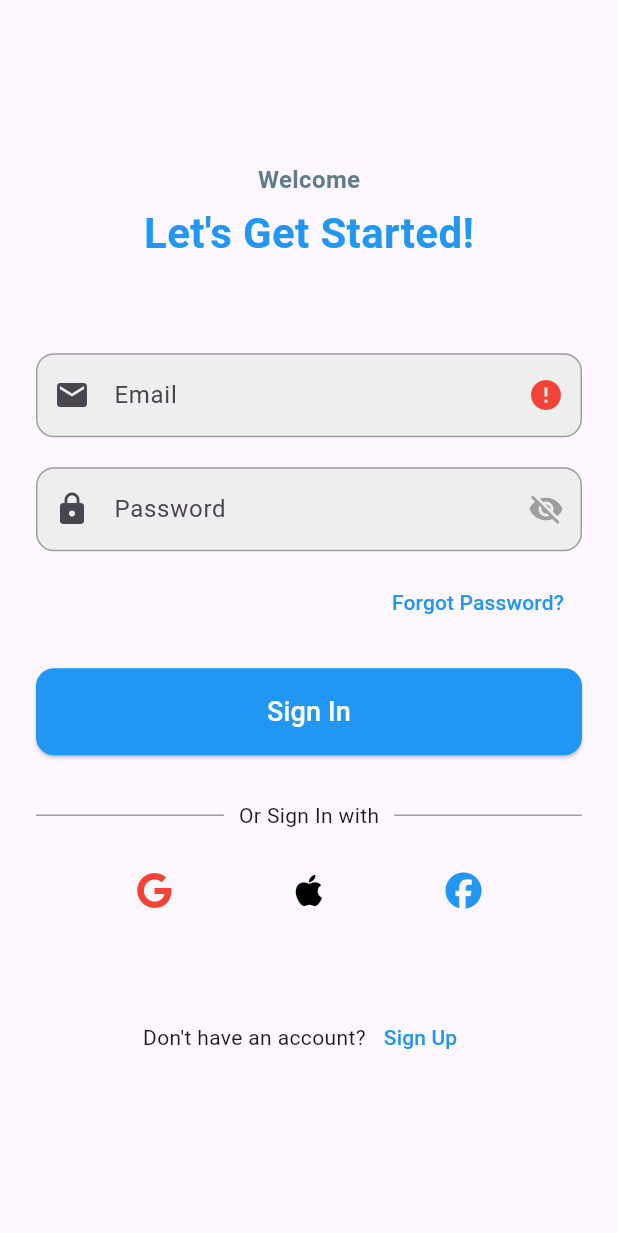
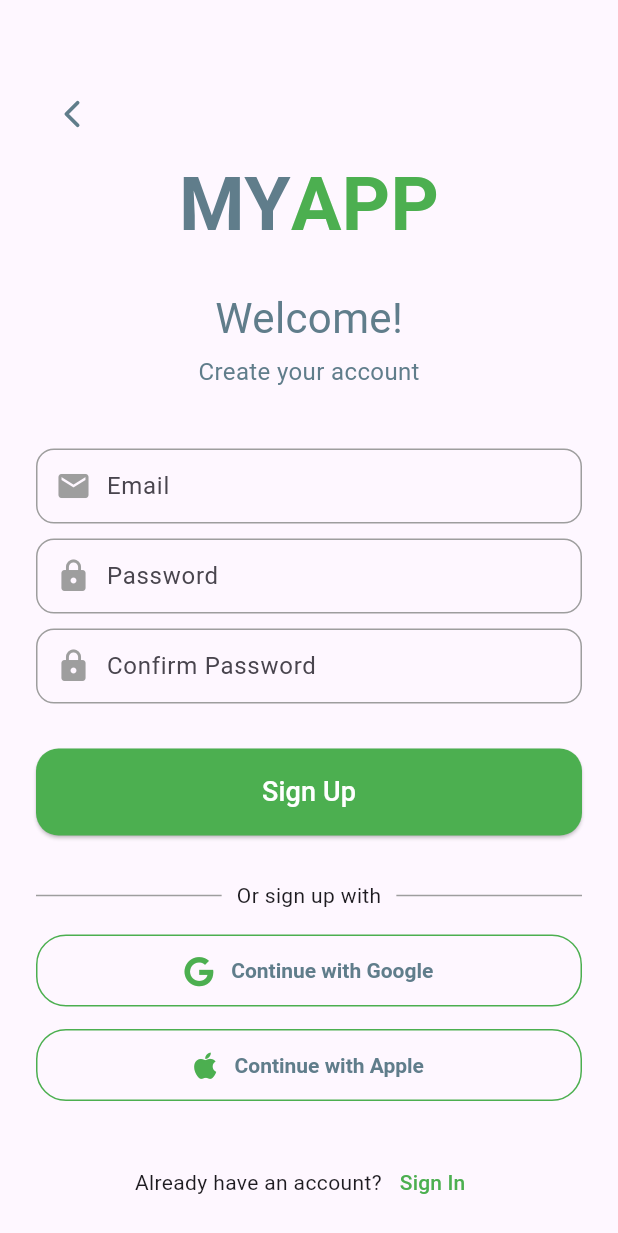
Before and after one commit to andrapratama/mydesign, a Flutter app: the screen it shows after launch, after a tap on "Sign Up", on a phone screen of 412 x 824 dp. Shown: the top 1233 px of the screen. Run offline on Flutter 3.47's test engine with Material 3 defaults, Android fonts, the phone set to English and light mode, and no system bars; our stand-ins replace flutter_bloc, font_awesome_flutter, lucide_icons.

Commit message:
my_app - signin, signup

```diff
--- a/lib/main.dart
+++ b/lib/main.dart
@@ -1,5 +1,10 @@
+// ignore_for_file: unused_import
+
 import 'package:flutter/material.dart';
+import 'package:flutter_bloc/flutter_bloc.dart';
 import 'package:mydesign/login/login_screen.dart';
+import 'package:mydesign/my_app/cubit/focus_cubit.dart';
+import 'package:mydesign/my_app/signin_screen.dart';
 
 void main() {
   runApp(const MyApp());
@@ -11,7 +16,9 @@ class MyApp extends StatelessWidget {
   // This widget is the root of your application.
   @override
   Widget build(BuildContext context) {
-    return MaterialApp(
+    return MultiBlocProvider(
+      providers: [BlocProvider(create: (_) => FocusCubit())],
+      child: MaterialApp(
         debugShowCheckedModeBanner: false,
         title: 'Flutter Demo',
         theme: ThemeData(
@@ -33,7 +40,9 @@ class MyApp extends StatelessWidget {
           colorScheme: ColorScheme.fromSeed(seedColor: Colors.deepPurple),
         ),
         // home: const MyHomePage(title: 'Flutter Demo Home Page'),
-      home: const LoginScreen(),
+        // home: const LoginScreen(),
+        home: const SigninScreen(),
+      ),
     );
   }
 }
--- /dev/null
+++ b/lib/my_app/cubit/focus_cubit.dart
@@ -0,0 +1,9 @@
+// focus_cubit.dart
+import 'package:flutter_bloc/flutter_bloc.dart';
+
+class FocusCubit extends Cubit<String?> {
+  FocusCubit() : super(null);
+
+  void focusOn(String field) => emit(field);
+  void clearFocus() => emit(null);
+}
--- /dev/null
+++ b/lib/my_app/signin_screen.dart
@@ -0,0 +1,312 @@
+import 'package:flutter/material.dart';
+import 'package:flutter_bloc/flutter_bloc.dart';
+import 'package:font_awesome_flutter/font_awesome_flutter.dart';
+import 'package:mydesign/my_app/cubit/focus_cubit.dart';
+import 'package:mydesign/my_app/signup_screen.dart';
+
+class SigninScreen extends StatefulWidget {
+  const SigninScreen({super.key});
+
+  @override
+  State<SigninScreen> createState() => _SigninScreenState();
+}
+
+class _SigninScreenState extends State<SigninScreen> {
+  bool isEmailValid = false;
+  bool obscurePassword = true;
+
+  void validateEmail(String email) {
+    setState(() {
+      isEmailValid = email.contains('@') && email.contains('.');
+    });
+  }
+
+  final FocusNode _emailFocus = FocusNode();
+  final FocusNode _passwordFocus = FocusNode();
+
+  @override
+  void initState() {
+    super.initState();
+    _emailFocus.addListener(() {
+      if (_emailFocus.hasFocus) {
+        context.read<FocusCubit>().focusOn("email");
+      } else {
+        context.read<FocusCubit>().clearFocus();
+      }
+    });
+
+    _passwordFocus.addListener(() {
+      if (_passwordFocus.hasFocus) {
+        context.read<FocusCubit>().focusOn("password");
+      } else {
+        context.read<FocusCubit>().clearFocus();
+      }
+    });
+  }
+
+  @override
+  void dispose() {
+    _emailFocus.dispose();
+    _passwordFocus.dispose();
+    super.dispose();
+  }
+
+  @override
+  Widget build(BuildContext context) {
+    return BlocBuilder<FocusCubit, String?>(
+      builder: (context, focusedField) {
+        return Scaffold(
+          backgroundColor: Colors.blue[45],
+          body: Center(
+            child: SingleChildScrollView(
+              padding: const EdgeInsets.symmetric(horizontal: 24, vertical: 32),
+              child: Column(
+                children: [
+                  const SizedBox(height: 40),
+                  Center(
+                    child: Row(
+                      mainAxisAlignment: MainAxisAlignment.center,
+                      children: [
+                        const Text(
+                          "MY",
+                          style: TextStyle(
+                            fontSize: 50,
+                            color: Colors.blueGrey,
+                            fontWeight: FontWeight.bold,
+                          ),
+                        ),
+                        const Text(
+                          "APP",
+                          style: TextStyle(
+                            fontSize: 50,
+                            color: Colors.green,
+                            fontWeight: FontWeight.bold,
+                          ),
+                        ),
+                      ],
+                    ),
+                  ),
+                  const SizedBox(height: 30),
+                  Center(
+                    child: const Text(
+                      "Welcome Back!",
+                      style: TextStyle(fontSize: 28, color: Colors.blueGrey),
+                    ),
+                  ),
+                  Center(
+                    child: const Text(
+                      "Sign in to your account",
+                      style: TextStyle(fontSize: 16, color: Colors.blueGrey),
+                    ),
+                  ),
+                  const SizedBox(height: 60),
+                  _buildAnimatedTextField(
+                    focusNode: _emailFocus,
+                    hintText: 'Email',
+                    iconData: Icons.email,
+                    isFocused: focusedField == 'email',
+                  ),
+                  const SizedBox(height: 10),
+                  _buildAnimatedTextField(
+                    focusNode: _passwordFocus,
+                    hintText: 'Password',
+                    iconData: Icons.lock,
+                    isFocused: focusedField == 'password',
+                    obscureText: true,
+                  ),
+                  Align(
+                    alignment: Alignment.centerRight,
+                    child: TextButton(
+                      onPressed: () {},
+                      child: const Text(
+                        "Forgot Password?",
+                        style: TextStyle(color: Colors.green),
+                      ),
+                    ),
+                  ),
+                  const SizedBox(height: 20),
+                  // Login Button
+                  SizedBox(
+                    width: double.infinity,
+                    child: ElevatedButton(
+                      onPressed: () {},
+                      style: ElevatedButton.styleFrom(
+                        padding: const EdgeInsets.symmetric(vertical: 16),
+                        backgroundColor: Colors.green,
+                        shape: RoundedRectangleBorder(
+                          borderRadius: BorderRadius.circular(15),
+                        ),
+                      ),
+                      child: const Text(
+                        "Sign In",
+                        style: TextStyle(fontSize: 18, color: Colors.white),
+                      ),
+                    ),
+                  ),
+                  const SizedBox(height: 30),
+                  Row(
+                    children: <Widget>[
+                      const Expanded(
+                        child: Divider(
+                          color: Colors.grey,
+                          thickness: 1,
+                          endIndent: 10,
+                        ),
+                      ),
+                      const Text("Or sign in with"),
+                      const Expanded(
+                        child: Divider(
+                          color: Colors.grey,
+                          thickness: 1,
+                          indent: 10,
+                        ),
+                      ),
+                    ],
+                  ),
+                  const SizedBox(height: 16),
+                  SizedBox(
+                    width: double.infinity,
+                    child: OutlinedButton(
+                      onPressed: () {},
+                      style: OutlinedButton.styleFrom(
+                        side: const BorderSide(color: Colors.green),
+                        shape: RoundedRectangleBorder(
+                          borderRadius: BorderRadius.circular(20),
+                        ),
+                        padding: const EdgeInsets.symmetric(
+                          horizontal: 20,
+                          vertical: 14,
+                        ),
+                        textStyle: const TextStyle(fontSize: 16),
+                      ),
+                      child: Row(
+                        mainAxisSize: MainAxisSize.min,
+                        children: const [
+                          FaIcon(
+                            FontAwesomeIcons.google,
+                            color: Colors.green,
+                            size: 20,
+                          ),
+                          SizedBox(width: 12), // Jarak antara ikon dan teks
+                          Text(
+                            "Continue with Google",
+                            style: TextStyle(
+                              color: Colors.blueGrey,
+                              fontWeight: FontWeight.bold,
+                              fontSize: 14,
+                            ),
+                          ),
+                        ],
+                      ),
+                    ),
+                  ),
+                  const SizedBox(height: 15),
+                  SizedBox(
+                    width: double.infinity,
+                    child: OutlinedButton(
+                      onPressed: () {},
+                      style: OutlinedButton.styleFrom(
+                        side: const BorderSide(color: Colors.green),
+                        shape: RoundedRectangleBorder(
+                          borderRadius: BorderRadius.circular(20),
+                        ),
+                        padding: const EdgeInsets.symmetric(
+                          horizontal: 20,
+                          vertical: 14,
+                        ),
+                        textStyle: const TextStyle(fontSize: 16),
+                      ),
+                      child: Row(
+                        mainAxisSize: MainAxisSize.min,
+                        children: const [
+                          FaIcon(
+                            FontAwesomeIcons.apple,
+                            color: Colors.green,
+                            size: 20,
+                          ),
+                          SizedBox(width: 12), // Jarak antara ikon dan teks
+                          Text(
+                            "Continue with Apple",
+                            style: TextStyle(
+                              color: Colors.blueGrey,
+                              fontWeight: FontWeight.bold,
+                              fontSize: 14,
+                            ),
+                          ),
+                        ],
+                      ),
+                    ),
+                  ),
+                  const SizedBox(height: 50),
+
+                  Row(
+                    mainAxisAlignment: MainAxisAlignment.center,
+                    children: [
+                      const Text("Don't have an account?"),
+                      TextButton(
+                        onPressed: () {
+                          Navigator.push(
+                            context,
+                            MaterialPageRoute(
+                              builder: (context) => const SignupScreen(),
+                            ),
+                          );
+                        },
+                        child: const Text(
+                          "Sign Up",
+                          style: TextStyle(color: Colors.green),
+                        ),
+                      ),
+                    ],
+                  ),
+                ],
+              ),
+            ),
+          ),
+        );
+      },
+    );
+  }
+
+  Widget _buildAnimatedTextField({
+    required FocusNode focusNode,
+    required String hintText,
+    required IconData iconData,
+    required bool isFocused,
+    bool obscureText = false,
+  }) {
+    Color targetColor = isFocused ? Colors.green : Colors.grey;
+
+    return AnimatedContainer(
+      duration: const Duration(milliseconds: 300),
+      curve: Curves.easeInOut,
+      decoration: BoxDecoration(
+        borderRadius: BorderRadius.circular(12),
+        border: Border.all(color: targetColor, width: isFocused ? 1.5 : 1),
+      ),
+      padding: const EdgeInsets.symmetric(horizontal: 12),
+      child: Row(
+        children: [
+          TweenAnimationBuilder<Color?>(
+            tween: ColorTween(begin: Colors.grey, end: targetColor),
+            duration: const Duration(milliseconds: 300),
+            builder: (context, color, child) {
+              return Icon(iconData, color: color);
+            },
+          ),
+          const SizedBox(width: 10),
+          Expanded(
+            child: TextField(
+              focusNode: focusNode,
+              obscureText: obscureText,
+              decoration: InputDecoration(
+                hintText: hintText,
+                border: InputBorder.none,
+              ),
+            ),
+          ),
+        ],
+      ),
+    );
+  }
+}
--- /dev/null
+++ b/lib/my_app/signup_screen.dart
@@ -0,0 +1,321 @@
+import 'package:flutter/material.dart';
+import 'package:flutter_bloc/flutter_bloc.dart';
+import 'package:font_awesome_flutter/font_awesome_flutter.dart';
+import 'package:lucide_icons/lucide_icons.dart';
+import 'package:mydesign/my_app/cubit/focus_cubit.dart';
+
+class SignupScreen extends StatefulWidget {
+  const SignupScreen({super.key});
+
+  @override
+  State<SignupScreen> createState() => _SignupScreenState();
+}
+
+class _SignupScreenState extends State<SignupScreen> {
+  bool isEmailValid = false;
+  bool obscurePassword = true;
+
+  final FocusNode _emailFocus = FocusNode();
+  final FocusNode _passwordFocus = FocusNode();
+  final FocusNode _confirmPasswordFocus = FocusNode();
+
+  @override
+  void initState() {
+    super.initState();
+    _emailFocus.addListener(() {
+      if (_emailFocus.hasFocus) {
+        context.read<FocusCubit>().focusOn("email");
+      } else {
+        context.read<FocusCubit>().clearFocus();
+      }
+    });
+
+    _passwordFocus.addListener(() {
+      if (_passwordFocus.hasFocus) {
+        context.read<FocusCubit>().focusOn("password");
+      } else {
+        context.read<FocusCubit>().clearFocus();
+      }
+    });
+
+    _confirmPasswordFocus.addListener(() {
+      if (_confirmPasswordFocus.hasFocus) {
+        context.read<FocusCubit>().focusOn("confirmpassword");
+      } else {
+        context.read<FocusCubit>().clearFocus();
+      }
+    });
+  }
+
+  @override
+  void dispose() {
+    _emailFocus.dispose();
+    _passwordFocus.dispose();
+    _confirmPasswordFocus.dispose();
+    super.dispose();
+  }
+
+  @override
+  Widget build(BuildContext context) {
+    return BlocBuilder<FocusCubit, String?>(
+      builder: (context, focusedField) {
+        return Scaffold(
+          backgroundColor: Colors.blue[45],
+          body: Center(
+            child: SingleChildScrollView(
+              padding: const EdgeInsets.symmetric(horizontal: 24, vertical: 32),
+              child: Column(
+                children: [
+                  const SizedBox(height: 20),
+                  Align(
+                    alignment: Alignment.centerLeft,
+                    child: IconButton(
+                      icon: const Icon(
+                        LucideIcons.chevronLeft,
+                        size: 30,
+                        color: Colors.blueGrey,
+                      ),
+                      onPressed: () {
+                        Navigator.pop(context);
+                      },
+                    ),
+                  ),
+                  Center(
+                    child: Row(
+                      mainAxisAlignment: MainAxisAlignment.center,
+                      children: [
+                        const Text(
+                          "MY",
+                          style: TextStyle(
+                            fontSize: 50,
+                            color: Colors.blueGrey,
+                            fontWeight: FontWeight.bold,
+                          ),
+                        ),
+                        const Text(
+                          "APP",
+                          style: TextStyle(
+                            fontSize: 50,
+                            color: Colors.green,
+                            fontWeight: FontWeight.bold,
+                          ),
+                        ),
+                      ],
+                    ),
+                  ),
+                  const SizedBox(height: 20),
+                  Center(
+                    child: const Text(
+                      "Welcome!",
+                      style: TextStyle(fontSize: 28, color: Colors.blueGrey),
+                    ),
+                  ),
+                  const SizedBox(height: 4),
+                  Center(
+                    child: const Text(
+                      "Create your account",
+                      style: TextStyle(fontSize: 16, color: Colors.blueGrey),
+                    ),
+                  ),
+                  const SizedBox(height: 40),
+                  _buildAnimatedTextField(
+                    focusNode: _emailFocus,
+                    hintText: 'Email',
+                    iconData: Icons.email,
+                    isFocused: focusedField == 'email',
+                  ),
+                  const SizedBox(height: 10),
+                  _buildAnimatedTextField(
+                    focusNode: _passwordFocus,
+                    hintText: 'Password',
+                    iconData: Icons.lock,
+                    isFocused: focusedField == 'password',
+                    obscureText: true,
+                  ),
+                  const SizedBox(height: 10),
+                  _buildAnimatedTextField(
+                    focusNode: _confirmPasswordFocus,
+                    hintText: 'Confirm Password',
+                    iconData: Icons.lock,
+                    isFocused: focusedField == 'confirmpassword',
+                    obscureText: true,
+                  ),
+                  const SizedBox(height: 30),
+                  // Login Button
+                  SizedBox(
+                    width: double.infinity,
+                    child: ElevatedButton(
+                      onPressed: () {},
+                      style: ElevatedButton.styleFrom(
+                        padding: const EdgeInsets.symmetric(vertical: 16),
+                        backgroundColor: Colors.green,
+                        shape: RoundedRectangleBorder(
+                          borderRadius: BorderRadius.circular(15),
+                        ),
+                      ),
+                      child: const Text(
+                        "Sign Up",
+                        style: TextStyle(fontSize: 18, color: Colors.white),
+                      ),
+                    ),
+                  ),
+                  const SizedBox(height: 30),
+                  Row(
+                    children: <Widget>[
+                      const Expanded(
+                        child: Divider(
+                          color: Colors.grey,
+                          thickness: 1,
+                          endIndent: 10,
+                        ),
+                      ),
+                      const Text("Or sign up with"),
+                      const Expanded(
+                        child: Divider(
+                          color: Colors.grey,
+                          thickness: 1,
+                          indent: 10,
+                        ),
+                      ),
+                    ],
+                  ),
+                  const SizedBox(height: 16),
+                  SizedBox(
+                    width: double.infinity,
+                    child: OutlinedButton(
+                      onPressed: () {},
+                      style: OutlinedButton.styleFrom(
+                        side: const BorderSide(color: Colors.green),
+                        shape: RoundedRectangleBorder(
+                          borderRadius: BorderRadius.circular(20),
+                        ),
+                        padding: const EdgeInsets.symmetric(
+                          horizontal: 20,
+                          vertical: 14,
+                        ),
+                        textStyle: const TextStyle(fontSize: 16),
+                      ),
+                      child: Row(
+                        mainAxisSize: MainAxisSize.min,
+                        children: const [
+                          FaIcon(
+                            FontAwesomeIcons.google,
+                            color: Colors.green,
+                            size: 20,
+                          ),
+                          SizedBox(width: 12), // Jarak antara ikon dan teks
+                          Text(
+                            "Continue with Google",
+                            style: TextStyle(
+                              color: Colors.blueGrey,
+                              fontWeight: FontWeight.bold,
+                              fontSize: 14,
+                            ),
+                          ),
+                        ],
+                      ),
+                    ),
+                  ),
+                  const SizedBox(height: 15),
+                  SizedBox(
+                    width: double.infinity,
+                    child: OutlinedButton(
+                      onPressed: () {},
+                      style: OutlinedButton.styleFrom(
+                        side: const BorderSide(color: Colors.green),
+                        shape: RoundedRectangleBorder(
+                          borderRadius: BorderRadius.circular(20),
+                        ),
+                        padding: const EdgeInsets.symmetric(
+                          horizontal: 20,
+                          vertical: 14,
+                        ),
+                        textStyle: const TextStyle(fontSize: 16),
+                      ),
+                      child: Row(
+                        mainAxisSize: MainAxisSize.min,
+                        children: const [
+                          FaIcon(
+                            FontAwesomeIcons.apple,
+                            color: Colors.green,
+                            size: 20,
+                          ),
+                          SizedBox(width: 12), // Jarak antara ikon dan teks
+                          Text(
+                            "Continue with Apple",
+                            style: TextStyle(
+                              color: Colors.blueGrey,
+                              fontWeight: FontWeight.bold,
+                              fontSize: 14,
+                            ),
+                          ),
+                        ],
+                      ),
+                    ),
+                  ),
+                  const SizedBox(height: 30),
+
+                  Row(
+                    mainAxisAlignment: MainAxisAlignment.center,
+                    children: [
+                      const Text("Already have an account?"),
+                      TextButton(
+                        onPressed: () {},
+                        child: const Text(
+                          "Sign In",
+                          style: TextStyle(color: Colors.green),
+                        ),
+                      ),
+                    ],
+                  ),
+                ],
+              ),
+            ),
+          ),
+        );
+      },
+    );
+  }
+
+  Widget _buildAnimatedTextField({
+    required FocusNode focusNode,
+    required String hintText,
+    required IconData iconData,
+    required bool isFocused,
+    bool obscureText = false,
+  }) {
+    Color targetColor = isFocused ? Colors.green : Colors.grey;
+
+    return AnimatedContainer(
+      duration: const Duration(milliseconds: 300),
+      curve: Curves.easeInOut,
+      decoration: BoxDecoration(
+        borderRadius: BorderRadius.circular(12),
+        border: Border.all(color: targetColor, width: isFocused ? 1.5 : 1),
+      ),
+      padding: const EdgeInsets.symmetric(horizontal: 12),
+      child: Row(
+        children: [
+          TweenAnimationBuilder<Color?>(
+            tween: ColorTween(begin: Colors.grey, end: targetColor),
+            duration: const Duration(milliseconds: 300),
+            builder: (context, color, child) {
+              return Icon(iconData, color: color);
+            },
+          ),
+          const SizedBox(width: 10),
+          Expanded(
+            child: TextField(
+              focusNode: focusNode,
+              obscureText: obscureText,
+              decoration: InputDecoration(
+                hintText: hintText,
+                border: InputBorder.none,
+              ),
+            ),
+          ),
+        ],
+      ),
+    );
+  }
+}
--- a/pubspec.yaml
+++ b/pubspec.yaml
@@ -36,6 +36,8 @@ dependencies:
   # Use with the CupertinoIcons class for iOS style icons.
   cupertino_icons: ^1.0.8
   font_awesome_flutter: ^10.8.0
+  lucide_icons: ^0.257.0
+  flutter_bloc: ^9.1.1
 
 dev_dependencies:
   flutter_test:
```
Also changed, not shown: pubspec.lock. Lines whose indentation alone changed are shown as unchanged.
